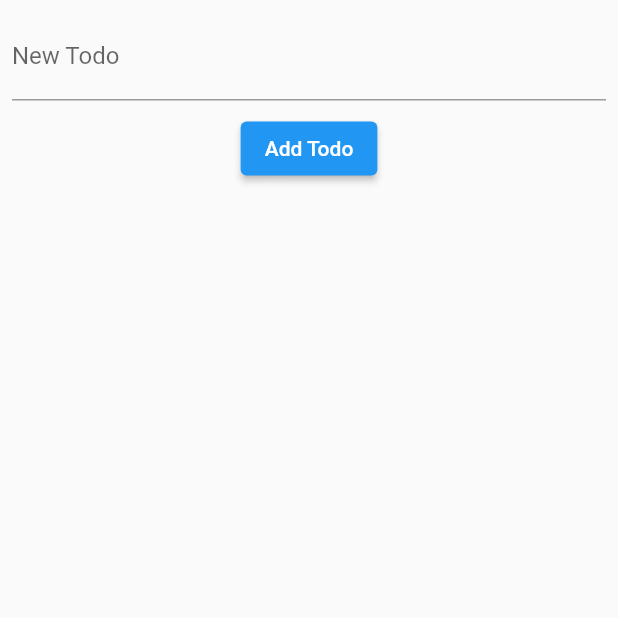
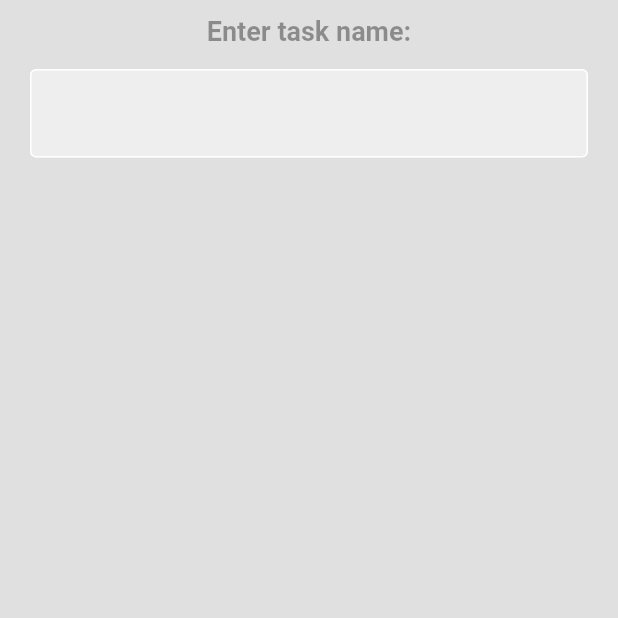
Before and after one commit to miq80/todo-app-flutter, a Flutter app: the TaskFormView screen opened directly, on a phone screen of 412 x 824 dp, the top half of it. Run offline on Flutter 3.47's test engine with Material 2 defaults, Android fonts, the phone set to English and light mode, and no system bars; our stand-ins replace firebase_auth, firebase_core; accounts and stored records are empty.

Commit message:
initial commit

```diff
--- a/lib/components/my_textfield.dart
+++ b/lib/components/my_textfield.dart
@@ -1,7 +1,7 @@
 import 'package:flutter/material.dart';
 
 class MyTextfield extends StatelessWidget {
-  MyTextfield(
+  const MyTextfield(
       {super.key,
       required this.controller,
       required this.hintText,
--- a/lib/screens/login_page.dart
+++ b/lib/screens/login_page.dart
@@ -27,7 +27,9 @@ class LoginPage extends StatelessWidget {
           MaterialPageRoute(builder: (context) => const TodoListPage()));
     } catch (e) {
       // Handle sign-in errors here
-      print('Error during sign-in: $e');
+      const errorBar = SnackBar(content: Text('Wrong email or password!'));
+      // ignore: use_build_context_synchronously
+      ScaffoldMessenger.of(context).showSnackBar(errorBar);
     }
   }
 
--- a/lib/screens/todo_screen.dart
+++ b/lib/screens/todo_screen.dart
@@ -1,7 +1,7 @@
 import 'package:flutter/material.dart';
-import 'package:todo_application/components/my_textfield.dart';
+
 import 'package:todo_application/views/todo_pages/tasks_form.dart';
-import 'package:todo_application/views/header_view.dart';
+
 import 'package:todo_application/views/todo_pages/tasks_list.dart';
 
 class TodoListPage extends StatefulWidget {
@@ -21,6 +21,7 @@ class _TodoListPageState extends State<TodoListPage> {
         length: 2,
         child: Scaffold(
           appBar: AppBar(
+            backgroundColor: const Color.fromARGB(221, 16, 16, 16),
             bottom: const TabBar(
               tabs: [
                 Tab(
--- a/lib/views/todo_pages/tasks_form.dart
+++ b/lib/views/todo_pages/tasks_form.dart
@@ -1,10 +1,12 @@
 import 'package:flutter/material.dart';
+import 'package:todo_application/components/my_textfield.dart';
 import 'package:todo_application/todo/todo_bloc.dart';
 
 class TaskFormView extends StatelessWidget {
   TaskFormView({super.key});
 
   final _textController = TextEditingController();
+
   void addTask() {
     todoBloc.addTodo(_textController.text);
     _textController.clear();
@@ -13,24 +15,38 @@ class TaskFormView extends StatelessWidget {
   @override
   Widget build(BuildContext context) {
     return Scaffold(
-      body: Column(
-        children: [
-          Padding(
-            padding: const EdgeInsets.all(8.0),
-            child: TextField(
-              controller: _textController,
-              decoration: const InputDecoration(
-                labelText: 'New Todo',
-              ),
+      backgroundColor: Colors.grey[300],
+      body: SingleChildScrollView(
+        child: SafeArea(
+          child: Form(
+              child: Center(
+            child: Column(
+              children: [
+                const SizedBox(
+                  height: 10,
+                ),
+                const Text(
+                  'Enter task name:',
+                  style: TextStyle(
+                      color: Colors.black38,
+                      fontSize: 18,
+                      fontWeight: FontWeight.bold),
+                ),
+                const SizedBox(
+                  height: 15,
+                ),
+                MyTextfield(
+                  controller: _textController,
+                  hintText: '',
+                  obscureText: false,
+                ),
+                const SizedBox(
+                  height: 15,
+                ),
+              ],
             ),
-          ),
-          ElevatedButton(
-            onPressed: () {
-              addTask();
-            },
-            child: const Text('Add Todo'),
-          ),
-        ],
+          )),
+        ),
       ),
     );
   }
```
